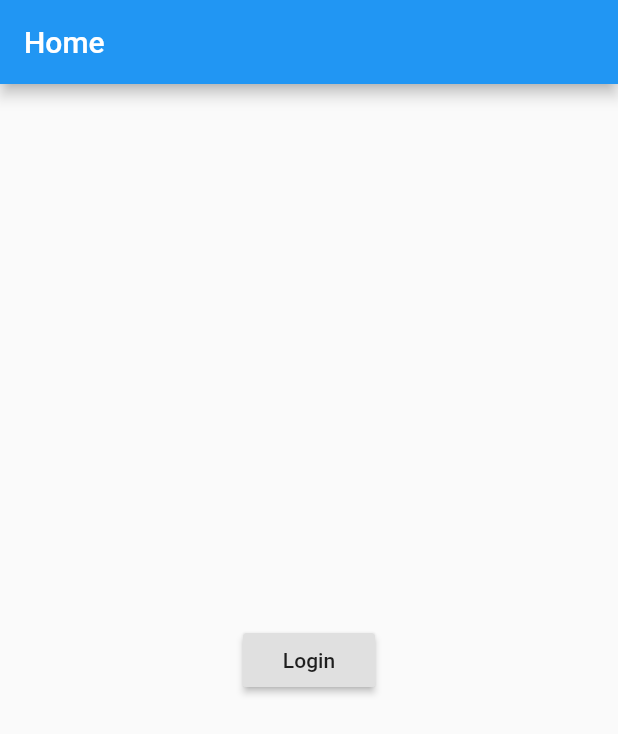
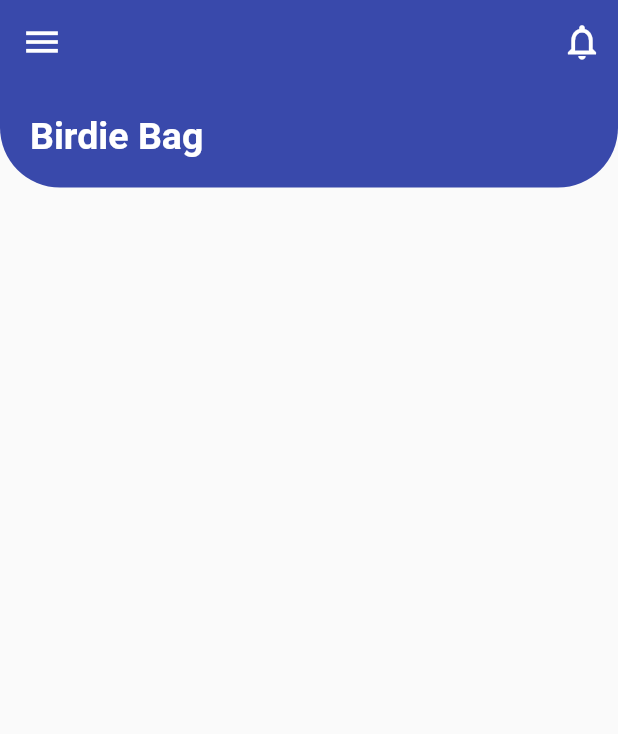
Before and after one commit to knipferrc/birdie_bag, a Flutter app: the screen it shows after launch, on a phone screen of 412 x 824 dp. Shown: the top 734 px of the screen. Run offline on Flutter 3.47's test engine with Material 2 defaults, Android fonts, the phone set to English and light mode, and no system bars.

Commit message:
setup custom app bar

```diff
--- a/lib/screens/home_screen.dart
+++ b/lib/screens/home_screen.dart
@@ -1,3 +1,4 @@
+import 'package:birdie_bag/widgets/custom_app_bar.dart';
 import 'package:flutter/material.dart';
 
 class HomeScreen extends StatefulWidget {
@@ -8,18 +9,37 @@ class HomeScreen extends StatefulWidget {
 class _HomeScreenState extends State<HomeScreen> {
   @override
   Widget build(BuildContext context) {
+    final screenHeight = MediaQuery.of(context).size.height;
+
     return Scaffold(
-      appBar: AppBar(
-        title: Text("Home"),
-      ),
-      body: Center(
-        child: RaisedButton(
-          onPressed: () {
-            Navigator.pushNamed(context, '/login');
-          },
-          child: Text('Login'),
-        ),
+      appBar: CustomAppBar(),
+      body: CustomScrollView(
+        physics: ClampingScrollPhysics(),
+        slivers: [_buildHeader(screenHeight)],
       ),
     );
   }
+
+  SliverToBoxAdapter _buildHeader(double screenHeight) {
+    return SliverToBoxAdapter(
+        child: Container(
+      padding: const EdgeInsets.all(20.0),
+      decoration: BoxDecoration(
+          color: Colors.indigo[600],
+          borderRadius: BorderRadius.only(
+              bottomLeft: Radius.circular(40.0),
+              bottomRight: Radius.circular(40.0))),
+      child: Column(
+        crossAxisAlignment: CrossAxisAlignment.start,
+        children: [
+          Text('Birdie Bag',
+              style: const TextStyle(
+                color: Colors.white,
+                fontSize: 25.0,
+                fontWeight: FontWeight.bold,
+              ))
+        ],
+      ),
+    ));
+  }
 }
--- a/lib/screens/login_screen.dart
+++ b/lib/screens/login_screen.dart
@@ -46,7 +46,7 @@ class _LoginScreenState extends State<LoginScreen> {
         child: GestureDetector(
           onTap: () => FocusScope.of(context).unfocus(),
           child: Stack(
-            children: [
+            children: <Widget>[
               Container(
                 height: double.infinity,
                 width: double.infinity,
@@ -74,7 +74,7 @@ class _LoginScreenState extends State<LoginScreen> {
                   ),
                   child: Column(
                     mainAxisAlignment: MainAxisAlignment.center,
-                    children: [
+                    children: <Widget>[
                       Text(
                         'Sign In',
                         style: TextStyle(
--- /dev/null
+++ b/lib/widgets/custom_app_bar.dart
@@ -0,0 +1,22 @@
+import 'package:flutter/material.dart';
+
+class CustomAppBar extends StatelessWidget with PreferredSizeWidget {
+  @override
+  Widget build(BuildContext context) {
+    return AppBar(
+      backgroundColor: Colors.indigo[600],
+      elevation: 0.0,
+      leading: IconButton(
+          icon: const Icon(Icons.menu), iconSize: 28.0, onPressed: () {}),
+      actions: [
+        IconButton(
+            icon: const Icon(Icons.notifications_none),
+            iconSize: 28.0,
+            onPressed: () {})
+      ],
+    );
+  }
+
+  @override
+  Size get preferredSize => Size.fromHeight(kToolbarHeight);
+}
```
